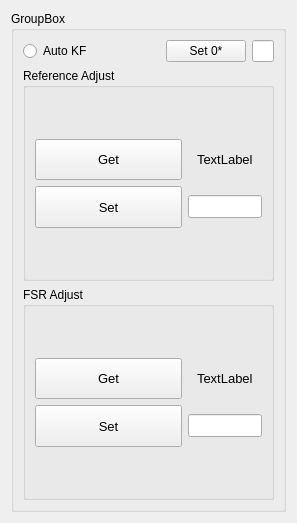
This is src/biomech_gui/resource/adjust_gui.ui in naubiomech/ExoGui as Qt 5 draws it before an edit. The edited form follows.
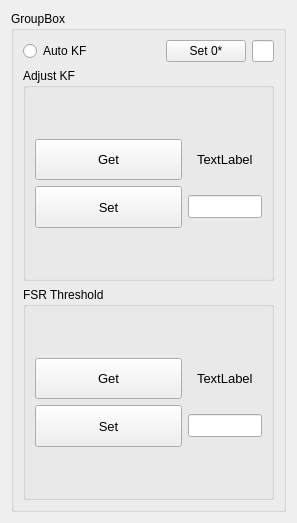
This is the edited form.

Diff of the .ui file:
```diff
--- a/src/biomech_gui/resource/adjust_gui.ui
+++ b/src/biomech_gui/resource/adjust_gui.ui
@@ -57,7 +57,7 @@
       <item>
        <widget class="QGroupBox" name="groupBox">
         <property name="title">
-         <string>Reference Adjust</string>
+         <string>Adjust KF</string>
         </property>
         <layout class="QGridLayout" name="gridLayout" columnstretch="2,1">
          <item row="2" column="0">
@@ -149,7 +149,7 @@
       <item>
        <widget class="QGroupBox" name="groupBox_2">
         <property name="title">
-         <string>FSR Adjust</string>
+         <string>FSR Threshold</string>
         </property>
         <layout class="QGridLayout" name="gridLayout_3" columnstretch="2,1">
          <item row="0" column="0">
```
Left out of the diff: 28 changed lines with no effect on the pictures.
